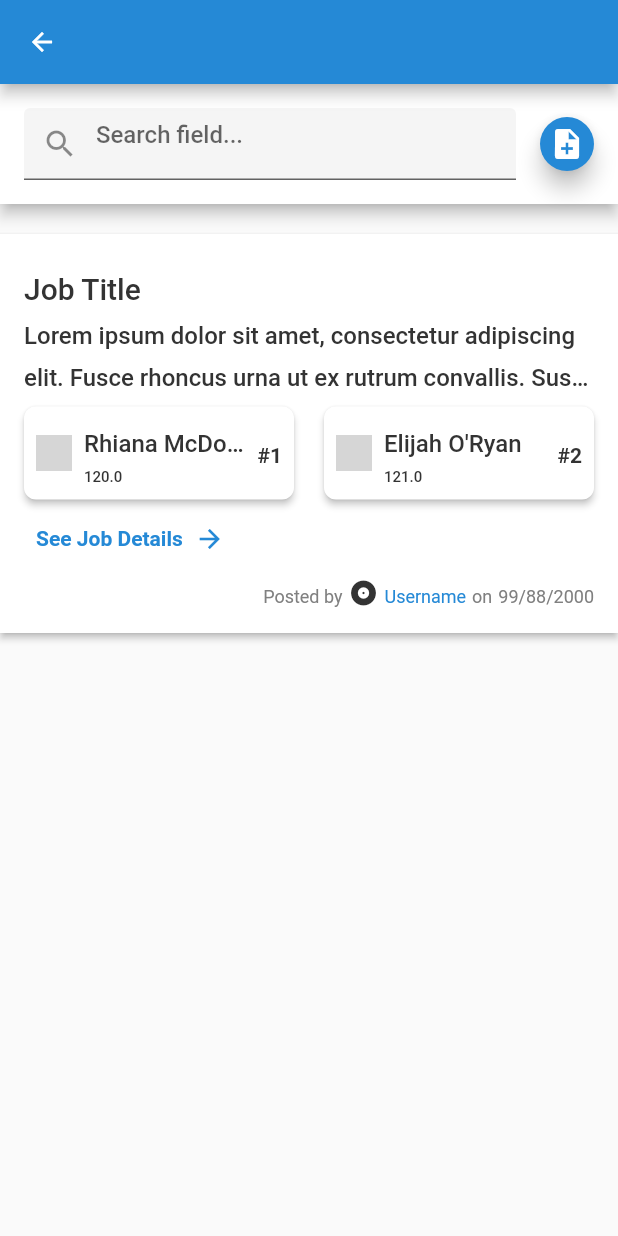
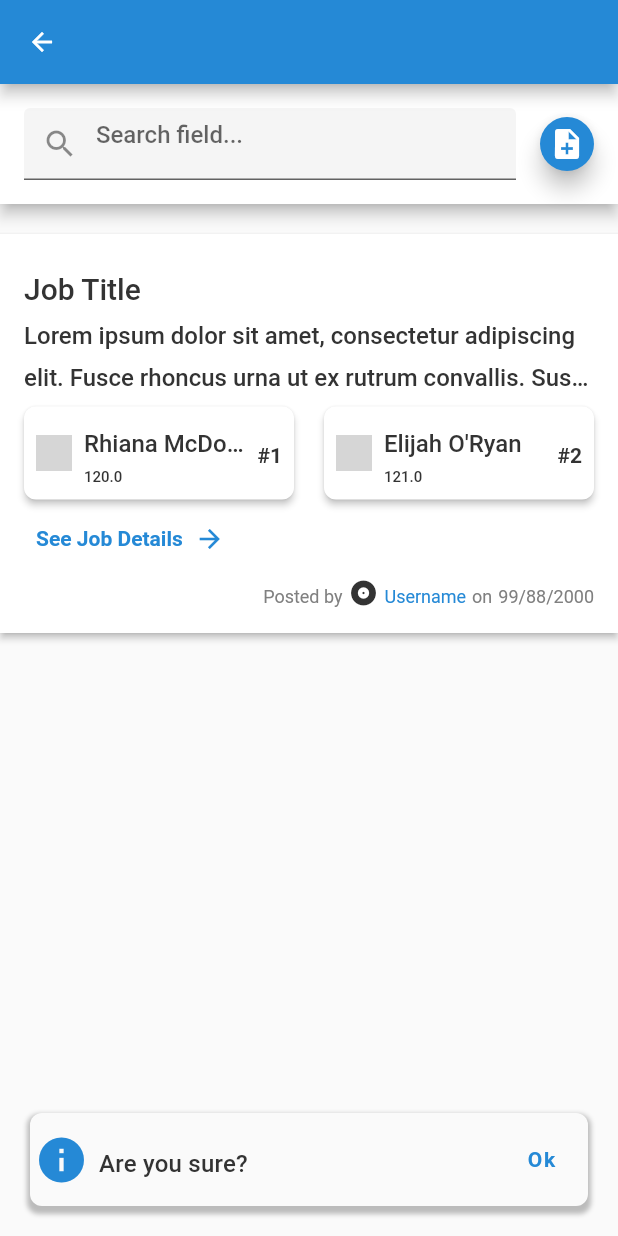
Before and after one commit to PC-Chair-Fight/project-frontend, a Flutter app: the JobsDashboardScreen screen opened by its route, after a tap on the "note add" icon, on a phone screen of 412 x 824 dp. Run offline on Flutter 3.47's test engine with Material 2 defaults, Android fonts, the phone set to English and light mode, and no system bars; drawn by our look-alikes of another_flushbar; our stand-ins replace dio, get_it, shared_preferences; missing offline and left inert: date_range_form_field; accounts and stored records are empty; network calls fail; grey boxes are pictures that could not be loaded.

Commit message:
functionalty done

```diff
--- a/lib/modules/job/widgets/jobs_dashboard_toolbar.widget.dart
+++ b/lib/modules/job/widgets/jobs_dashboard_toolbar.widget.dart
@@ -1,6 +1,9 @@
+import 'dart:developer';
+
 import 'package:flutter/material.dart';
 import 'package:project/config/theme.config.dart';
 import 'package:project/generated/l10n.dart';
+import 'package:project/modules/shared/widgets/flushbar.widget.dart';
 
 class JobsDashboardToolbar extends StatelessWidget {
   const JobsDashboardToolbar({Key? key}) : super(key: key);
@@ -30,7 +33,10 @@ class JobsDashboardToolbar extends StatelessWidget {
                   ),
                   SizedBox(width: ThemeConfig.of(context).mediumSpacing),
                   FloatingActionButton.small(
-                    onPressed: () {},
+                    onPressed: () {
+                      log('clicked');
+                      showFlushBar(context, message: 'Are you sure?', messageType: MessageType.Information);
+                    },
                     child: Icon(Icons.note_add),
                   ),
                 ],
--- /dev/null
+++ b/lib/modules/shared/widgets/flushbar.widget.dart
@@ -0,0 +1,81 @@
+import 'dart:developer';
+
+import 'package:another_flushbar/flushbar.dart';
+import 'package:flutter/cupertino.dart';
+import 'package:flutter/material.dart';
+import 'package:project/config/theme.config.dart';
+
+enum MessageType { Confirmation, Information, Warning, Error }
+
+extension ParseToString on MessageType {
+  String toShortString() {
+    return this.toString().split('.').last;
+  }
+}
+
+void showFlushBar(BuildContext context,
+    {String message = '',
+    MessageType messageType = MessageType.Information,
+    VoidCallback? yesCallback,
+    VoidCallback? noCallback}) {
+  final iconsMap = {
+    MessageType.Confirmation: Icon(
+      Icons.quiz,
+      size: ThemeConfig.of(context).buttonHeight,
+      color: ThemeConfig.of(context).primaryColor,
+    ),
+    MessageType.Information:
+        Icon(Icons.info, size: ThemeConfig.of(context).buttonHeight, color: ThemeConfig.of(context).primaryColor),
+    MessageType.Warning:
+        Icon(Icons.warning, size: ThemeConfig.of(context).buttonHeight, color: ThemeConfig.of(context).warningColor),
+    MessageType.Error:
+        Icon(Icons.error, size: ThemeConfig.of(context).buttonHeight, color: ThemeConfig.of(context).errorColor)
+  };
+
+  final buttonTextStyle = ThemeConfig.of(context)
+      .subtitle2
+      .copyWith(color: ThemeConfig.of(context).primaryColor, letterSpacing: 1.25, fontWeight: FontWeight.w600);
+
+  var flushBar = null;
+
+  final confirmationLayout = Row(children: [
+    TextButton(
+        onPressed: () => {yesCallback!(),flushBar!.dismiss(true)},
+        child: Text('Yes', style: buttonTextStyle),
+        style: ButtonStyle(
+            backgroundColor: MaterialStateProperty.all<Color>(ThemeConfig.of(context).backgroundColor),
+            padding:
+                MaterialStateProperty.all<EdgeInsetsGeometry>(EdgeInsets.all(ThemeConfig.of(context).smallSpacing)))),
+    TextButton(
+        onPressed: () => {noCallback!(),flushBar!.dismiss(true)},
+        child: Text('No', style: buttonTextStyle),
+        style: ButtonStyle(backgroundColor: MaterialStateProperty.all<Color>(ThemeConfig.of(context).backgroundColor)))
+  ]);
+
+
+
+
+  final basicLayout = TextButton(
+      onPressed: () => {flushBar!.dismiss(true)},
+      child: Text('Ok', style: buttonTextStyle),
+      style: ButtonStyle(backgroundColor: MaterialStateProperty.all<Color>(ThemeConfig.of(context).backgroundColor)));
+
+  flushBar = Flushbar(
+      messageText: Row(
+        children: [
+          Text(message, style: ThemeConfig.of(context).subtitle1.copyWith(letterSpacing: 0.14)),
+          messageType == MessageType.Confirmation ? confirmationLayout : basicLayout
+        ],
+        mainAxisAlignment: MainAxisAlignment.spaceBetween,
+      ),
+      borderRadius: BorderRadius.circular(ThemeConfig.of(context).borderRadius),
+      backgroundColor: ThemeConfig.of(context).backgroundColor,
+      margin: EdgeInsets.all(ThemeConfig.of(context).appMargin),
+      padding: EdgeInsets.all(13),
+      boxShadows: [
+        BoxShadow(color: Color.fromRGBO(0, 0, 0, 0.251), spreadRadius: 2, blurRadius: 2, offset: Offset(0, 3)),
+      ],
+      icon: iconsMap[messageType]);
+
+  flushBar..show(context);
+}
--- a/pubspec.yaml
+++ b/pubspec.yaml
@@ -25,6 +25,7 @@ dependencies:
   # Translations
   intl: ^0.17.0
   intl_utils: ^2.5.0
+  another_flushbar: ^1.10.26
 
 dev_dependencies:
   flutter_test:
```
Also changed, not shown: pubspec.lock.
